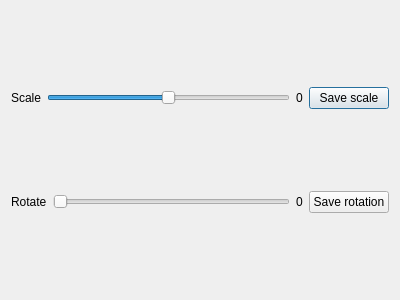
First picture: the form in ImageViewerQt/translate.ui, repository LeekaiDel/TestTask, before the edit.
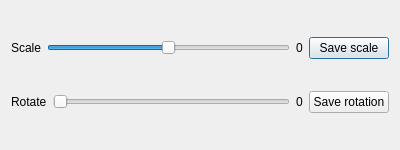
Second picture: the form after the edit.

```diff
--- a/ImageViewerQt/translate.ui
+++ b/ImageViewerQt/translate.ui
@@ -7,7 +7,7 @@
     <x>0</x>
     <y>0</y>
     <width>400</width>
-    <height>300</height>
+    <height>150</height>
    </rect>
   </property>
   <property name="windowTitle">
```
